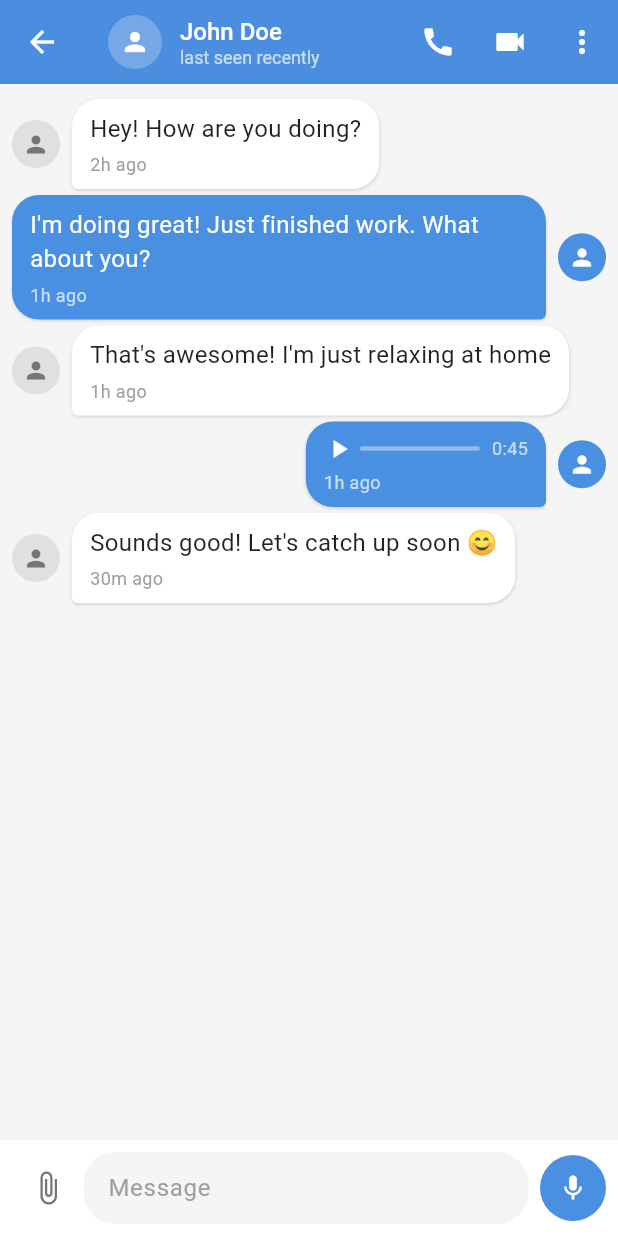
After one commit to Tshewang2022/voice, a Flutter app: the Chats screen opened by its route, on a phone screen of 412 x 824 dp. The commit adds this screen. Run offline on Flutter 3.47's test engine with Material 3 defaults, Android fonts, the phone set to English and light mode, and no system bars.

Commit message:
added new screen and sorts to be complete all the ui by this weekends

```diff
--- a/frontend/lib/main.dart
+++ b/frontend/lib/main.dart
@@ -1,5 +1,6 @@
 import 'package:flutter/material.dart';
 import 'package:frontend/screens/auth/password.dart';
+import 'package:frontend/screens/chats/chat.dart';
 import 'package:frontend/screens/home.dart';
 import 'package:frontend/screens/auth/login.dart';
 
@@ -18,7 +19,8 @@ class VoiceApp extends StatelessWidget{
       routes:{
         '/home':(context)=> HomeScreen(),
         '/login': (context) => LoginScreen(),
-        '/password':(context)=> PasswordScreen()
+        '/password':(context)=> PasswordScreen(),
+        '/chats':(context)=> Chats()
       }
     );
   }
--- a/frontend/lib/screens/auth/otp.dart
+++ b/frontend/lib/screens/auth/otp.dart
@@ -1,5 +1,4 @@
 import 'package:flutter/material.dart';
-import 'package:frontend/screens/auth/password.dart';
 import 'dart:async';
 
 class OtpScreen extends StatefulWidget {
@@ -108,8 +107,8 @@ class _OtpScreenState extends State<OtpScreen> {
                 mainAxisAlignment: MainAxisAlignment.spaceEvenly,
                 children: List.generate(4, (index) {
                   return SizedBox(
-                    width: 60,
-                    height: 60,
+                    width: 46,
+                    height: 46,
                     child: TextField(
                       controller: _controllers[index],
                       focusNode: _focusNodes[index],
--- /dev/null
+++ b/frontend/lib/screens/chats/chat.dart
@@ -0,0 +1,445 @@
+import 'package:flutter/material.dart';
+
+
+class Chats extends StatefulWidget {
+  @override
+  State<Chats> createState() => _ChatsState();
+}
+
+class _ChatsState extends State<Chats> {
+  final TextEditingController _messageController = TextEditingController();
+  final ScrollController _scrollController = ScrollController();
+  bool _isRecording = false;
+  bool _showSendButton = false;
+
+  // Sample messages
+  final List<Message> messages = [
+    Message(
+      text: "Hey! How are you doing?",
+      isMe: false,
+      timestamp: DateTime.now().subtract(Duration(hours: 2)),
+      messageType: MessageType.text,
+    ),
+    Message(
+      text: "I'm doing great! Just finished work. What about you?",
+      isMe: true,
+      timestamp: DateTime.now().subtract(Duration(hours: 1, minutes: 45)),
+      messageType: MessageType.text,
+    ),
+    Message(
+      text: "That's awesome! I'm just relaxing at home",
+      isMe: false,
+      timestamp: DateTime.now().subtract(Duration(hours: 1, minutes: 30)),
+      messageType: MessageType.text,
+    ),
+    Message(
+      text: "Voice message",
+      isMe: true,
+      timestamp: DateTime.now().subtract(Duration(hours: 1)),
+      messageType: MessageType.voice,
+      voiceDuration: "0:45",
+    ),
+    Message(
+      text: "Sounds good! Let's catch up soon 😊",
+      isMe: false,
+      timestamp: DateTime.now().subtract(Duration(minutes: 30)),
+      messageType: MessageType.text,
+    ),
+  ];
+
+  @override
+  void initState() {
+    super.initState();
+    _messageController.addListener(() {
+      setState(() {
+        _showSendButton = _messageController.text.trim().isNotEmpty;
+      });
+    });
+  }
+
+  void _sendMessage() {
+    if (_messageController.text.trim().isNotEmpty) {
+      setState(() {
+        messages.add(Message(
+          text: _messageController.text.trim(),
+          isMe: true,
+          timestamp: DateTime.now(),
+          messageType: MessageType.text,
+        ));
+        _messageController.clear();
+        _showSendButton = false;
+      });
+
+      // Scroll to bottom
+      WidgetsBinding.instance.addPostFrameCallback((_) {
+        _scrollController.animateTo(
+          _scrollController.position.maxScrollExtent,
+          duration: Duration(milliseconds: 300),
+          curve: Curves.easeOut,
+        );
+      });
+    }
+  }
+
+  void _startVoiceRecording() {
+    setState(() {
+      _isRecording = true;
+    });
+    // Implement voice recording logic here
+  }
+
+  void _stopVoiceRecording() {
+    setState(() {
+      _isRecording = false;
+      messages.add(Message(
+        text: "Voice message",
+        isMe: true,
+        timestamp: DateTime.now(),
+        messageType: MessageType.voice,
+        voiceDuration: "0:${(15 + messages.length * 3).toString().padLeft(2, '0')}",
+      ));
+    });
+
+    // Scroll to bottom
+    WidgetsBinding.instance.addPostFrameCallback((_) {
+      _scrollController.animateTo(
+        _scrollController.position.maxScrollExtent,
+        duration: Duration(milliseconds: 300),
+        curve: Curves.easeOut,
+      );
+    });
+  }
+
+  @override
+  Widget build(BuildContext context) {
+    return Scaffold(
+      backgroundColor: Color(0xFFF5F5F5),
+      appBar: AppBar(
+        backgroundColor: Color(0xFF4A90E2),
+        elevation: 1,
+        leading: IconButton(
+          icon: Icon(Icons.arrow_back, color: Colors.white),
+          onPressed: () => Navigator.pop(context),
+        ),
+        title: Row(
+          children: [
+            CircleAvatar(
+              radius: 18,
+              backgroundColor: Colors.white24,
+              child: Icon(Icons.person, color: Colors.white, size: 20),
+            ),
+            SizedBox(width: 12),
+            Expanded(
+              child: Column(
+                crossAxisAlignment: CrossAxisAlignment.start,
+                children: [
+                  Text(
+                    "John Doe",
+                    style: TextStyle(
+                      color: Colors.white,
+                      fontSize: 16,
+                      fontWeight: FontWeight.w500,
+                    ),
+                  ),
+                  Text(
+                    "last seen recently",
+                    style: TextStyle(
+                      color: Colors.white70,
+                      fontSize: 12,
+                    ),
+                  ),
+                ],
+              ),
+            ),
+          ],
+        ),
+        actions: [
+          IconButton(
+            icon: Icon(Icons.call, color: Colors.white),
+            onPressed: () {
+              // Handle voice call
+              ScaffoldMessenger.of(context).showSnackBar(
+                SnackBar(content: Text('Voice call initiated')),
+              );
+            },
+          ),
+          IconButton(
+            icon: Icon(Icons.videocam, color: Colors.white),
+            onPressed: () {
+              // Handle video call
+              ScaffoldMessenger.of(context).showSnackBar(
+                SnackBar(content: Text('Video call initiated')),
+              );
+            },
+          ),
+          PopupMenuButton<String>(
+            icon: Icon(Icons.more_vert, color: Colors.white),
+            onSelected: (value) {
+              // Handle menu actions
+            },
+            itemBuilder: (BuildContext context) => [
+              PopupMenuItem(value: 'view_profile', child: Text('View Profile')),
+              PopupMenuItem(value: 'media', child: Text('Media, Links and Docs')),
+              PopupMenuItem(value: 'search', child: Text('Search')),
+              PopupMenuItem(value: 'mute', child: Text('Mute Notifications')),
+              PopupMenuItem(value: 'clear', child: Text('Clear History')),
+            ],
+          ),
+        ],
+      ),
+      body: Column(
+        children: [
+          // Messages list
+          Expanded(
+            child: ListView.builder(
+              controller: _scrollController,
+              padding: EdgeInsets.symmetric(vertical: 8),
+              itemCount: messages.length,
+              itemBuilder: (context, index) {
+                return MessageBubble(message: messages[index]);
+              },
+            ),
+          ),
+
+          // Input area
+          Container(
+            color: Colors.white,
+            padding: EdgeInsets.symmetric(horizontal: 8, vertical: 8),
+            child: Row(
+              children: [
+                // Attachment button
+                IconButton(
+                  icon: Icon(Icons.attach_file, color: Colors.grey[600]),
+                  onPressed: () {
+                    // Handle file attachment
+                  },
+                ),
+
+                // Text input
+                Expanded(
+                  child: Container(
+                    decoration: BoxDecoration(
+                      color: Color(0xFFF5F5F5),
+                      borderRadius: BorderRadius.circular(20),
+                    ),
+                    child: TextField(
+                      controller: _messageController,
+                      maxLines: null,
+                      decoration: InputDecoration(
+                        hintText: 'Message',
+                        hintStyle: TextStyle(color: Colors.grey[500]),
+                        border: InputBorder.none,
+                        contentPadding: EdgeInsets.symmetric(
+                          horizontal: 16,
+                          vertical: 10,
+                        ),
+                      ),
+                    ),
+                  ),
+                ),
+
+                SizedBox(width: 8),
+
+                // Send/Voice button
+                GestureDetector(
+                  onTap: _showSendButton ? _sendMessage : null,
+                  onLongPressStart: !_showSendButton ? (_) => _startVoiceRecording() : null,
+                  onLongPressEnd: !_showSendButton ? (_) => _stopVoiceRecording() : null,
+                  child: Container(
+                    width: 44,
+                    height: 44,
+                    decoration: BoxDecoration(
+                      color: _isRecording
+                          ? Colors.red
+                          : Color(0xFF4A90E2),
+                      shape: BoxShape.circle,
+                    ),
+                    child: Icon(
+                      _showSendButton
+                          ? Icons.send
+                          : (_isRecording ? Icons.stop : Icons.mic),
+                      color: Colors.white,
+                      size: 20,
+                    ),
+                  ),
+                ),
+              ],
+            ),
+          ),
+
+          // Recording indicator
+          if (_isRecording)
+            Container(
+              color: Colors.red[50],
+              padding: EdgeInsets.all(8),
+              child: Row(
+                mainAxisAlignment: MainAxisAlignment.center,
+                children: [
+                  Icon(Icons.fiber_manual_record, color: Colors.red, size: 12),
+                  SizedBox(width: 8),
+                  Text(
+                    'Recording... Release to send',
+                    style: TextStyle(color: Colors.red),
+                  ),
+                ],
+              ),
+            ),
+        ],
+      ),
+    );
+  }
+
+  @override
+  void dispose() {
+    _messageController.dispose();
+    _scrollController.dispose();
+    super.dispose();
+  }
+}
+
+class MessageBubble extends StatelessWidget {
+  final Message message;
+
+  const MessageBubble({Key? key, required this.message}) : super(key: key);
+
+  @override
+  Widget build(BuildContext context) {
+    return Container(
+      margin: EdgeInsets.symmetric(vertical: 2, horizontal: 8),
+      child: Row(
+        mainAxisAlignment: message.isMe
+            ? MainAxisAlignment.end
+            : MainAxisAlignment.start,
+        children: [
+          if (!message.isMe) ...[
+            CircleAvatar(
+              radius: 16,
+              backgroundColor: Colors.grey[300],
+              child: Icon(Icons.person, size: 18, color: Colors.grey[600]),
+            ),
+            SizedBox(width: 8),
+          ],
+
+          Flexible(
+            child: Container(
+              padding: EdgeInsets.symmetric(horizontal: 12, vertical: 8),
+              decoration: BoxDecoration(
+                color: message.isMe
+                    ? Color(0xFF4A90E2)
+                    : Colors.white,
+                borderRadius: BorderRadius.circular(18).copyWith(
+                  bottomLeft: message.isMe
+                      ? Radius.circular(18)
+                      : Radius.circular(4),
+                  bottomRight: message.isMe
+                      ? Radius.circular(4)
+                      : Radius.circular(18),
+                ),
+                boxShadow: [
+                  BoxShadow(
+                    color: Colors.black12,
+                    blurRadius: 1,
+                    offset: Offset(0, 1),
+                  ),
+                ],
+              ),
+              child: Column(
+                crossAxisAlignment: CrossAxisAlignment.start,
+                children: [
+                  if (message.messageType == MessageType.voice)
+                    Row(
+                      mainAxisSize: MainAxisSize.min,
+                      children: [
+                        Icon(
+                          Icons.play_arrow,
+                          color: message.isMe ? Colors.white : Color(0xFF4A90E2),
+                          size: 20,
+                        ),
+                        SizedBox(width: 4),
+                        Container(
+                          width: 80,
+                          height: 3,
+                          decoration: BoxDecoration(
+                            color: message.isMe ? Colors.white38 : Colors.grey[300],
+                            borderRadius: BorderRadius.circular(2),
+                          ),
+                        ),
+                        SizedBox(width: 8),
+                        Text(
+                          message.voiceDuration ?? '0:00',
+                          style: TextStyle(
+                            color: message.isMe ? Colors.white70 : Colors.grey[600],
+                            fontSize: 12,
+                          ),
+                        ),
+                      ],
+                    )
+                  else
+                    Text(
+                      message.text,
+                      style: TextStyle(
+                        color: message.isMe ? Colors.white : Colors.black87,
+                        fontSize: 16,
+                      ),
+                    ),
+
+                  SizedBox(height: 4),
+
+                  Text(
+                    _formatTime(message.timestamp),
+                    style: TextStyle(
+                      color: message.isMe ? Colors.white70 : Colors.grey[500],
+                      fontSize: 12,
+                    ),
+                  ),
+                ],
+              ),
+            ),
+          ),
+
+          if (message.isMe) ...[
+            SizedBox(width: 8),
+            CircleAvatar(
+              radius: 16,
+              backgroundColor: Color(0xFF4A90E2),
+              child: Icon(Icons.person, size: 18, color: Colors.white),
+            ),
+          ],
+        ],
+      ),
+    );
+  }
+
+  String _formatTime(DateTime dateTime) {
+    final now = DateTime.now();
+    final difference = now.difference(dateTime);
+
+    if (difference.inMinutes < 1) {
+      return 'now';
+    } else if (difference.inHours < 1) {
+      return '${difference.inMinutes}m ago';
+    } else if (difference.inDays < 1) {
+      return '${difference.inHours}h ago';
+    } else {
+      return '${dateTime.day}/${dateTime.month}';
+    }
+  }
+}
+
+enum MessageType { text, voice, image }
+
+class Message {
+  final String text;
+  final bool isMe;
+  final DateTime timestamp;
+  final MessageType messageType;
+  final String? voiceDuration;
+
+  Message({
+    required this.text,
+    required this.isMe,
+    required this.timestamp,
+    required this.messageType,
+    this.voiceDuration,
+  });
+}
--- a/frontend/lib/screens/home.dart
+++ b/frontend/lib/screens/home.dart
@@ -1,5 +1,7 @@
 import 'package:flutter/material.dart';
-
+// dateline 30/10/2025
+// all needs to be spread out into the components
+// i am most interested in the backend technologies
 class HomeScreen extends StatefulWidget {
   @override
   State<HomeScreen> createState() => _HomeScreenState();
@@ -11,7 +13,7 @@ class _HomeScreenState extends State<HomeScreen> with TickerProviderStateMixin {
   late Animation<Offset> _drawerSlideAnimation;
   bool _isDrawerOpen = false;
 
-  // Sample chat data
+  // Sample chat data, should have come only the one that person is linked
   final List<Map<String, dynamic>> _chats = [
     {
       'name': 'John Doe',
@@ -30,7 +32,7 @@ class _HomeScreenState extends State<HomeScreen> with TickerProviderStateMixin {
       'isOnline': false,
     },
     {
-      'name': 'Tech Team',
+      'name': 'Tshewang Gyaltshen',
       'lastMessage': 'Meeting at 3 PM tomorrow',
       'time': '12:20 PM',
       'avatar': 'T',
@@ -63,6 +65,7 @@ class _HomeScreenState extends State<HomeScreen> with TickerProviderStateMixin {
     },
   ];
 
+  // should display only the group that he is in
   final List<Map<String, dynamic>> _groups = [
     {
       'name': 'Flutter Developers',
@@ -354,6 +357,7 @@ class _HomeScreenState extends State<HomeScreen> with TickerProviderStateMixin {
             duration: const Duration(seconds: 1),
           ),
         );
+        Navigator.pushNamed(context, '/chats');
       },
     );
   }
@@ -431,8 +435,6 @@ class _HomeScreenState extends State<HomeScreen> with TickerProviderStateMixin {
                 children: [
                   _buildDrawerItem(Icons.group, 'New Group'),
                   _buildDrawerItem(Icons.person_add, 'Contacts'),
-                  _buildDrawerItem(Icons.phone, 'Calls'),
-                  _buildDrawerItem(Icons.bookmark, 'Saved Messages'),
                   _buildDrawerItem(Icons.settings, 'Settings'),
                   const Divider(),
                   _buildDrawerItem(Icons.help_outline, 'Help'),
```
Also changed, not shown: frontend/lib/screens/chats/groupchat.dart (added).
